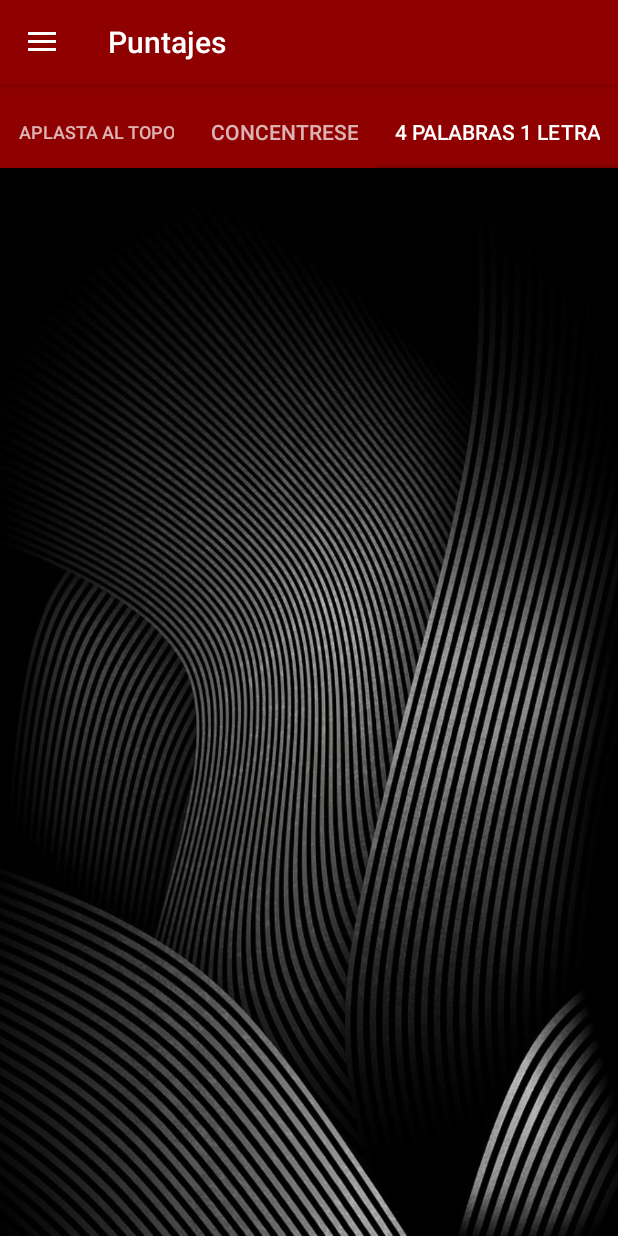
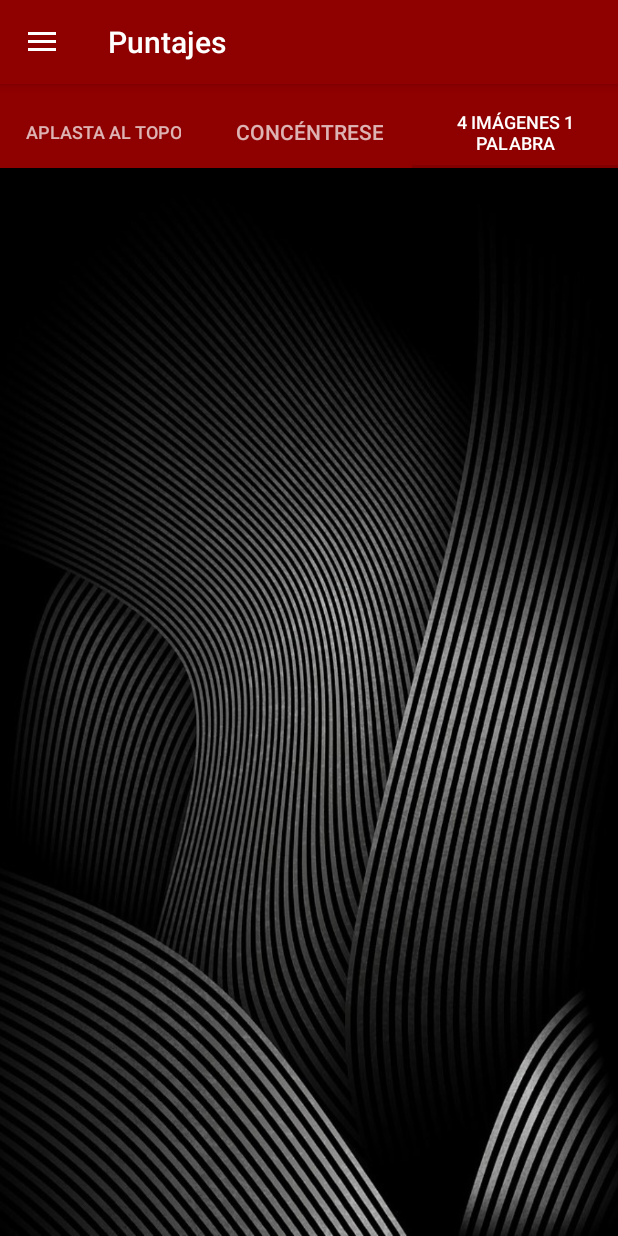
Before and after one commit to Nerd3punto0/Nerd_LAB-Version4.3, an Android app: the PuntajeActivity screen opened directly, with no data from a screen before it, tab 3 chosen, on a phone screen of 412 x 824 dp. Run offline under Robolectric (Android 15) with nearby library versions, the phone set to English and light mode, and no system bars; our stand-ins replace Firebase (no records; nobody signed in at launch, a user with empty details on screens opened directly).

Commit message:
Proyecto Final

```diff
--- a/app/src/main/java/com/jhonlopera/nerd30/CuatroImagenesActivity.java
+++ b/app/src/main/java/com/jhonlopera/nerd30/CuatroImagenesActivity.java
@@ -374,8 +374,6 @@ public class CuatroImagenesActivity extends AppCompatActivity implements   View.
         super.onRestart();
     }
 
-
-
     @Override
     public boolean onSupportNavigateUp() {
         onBackPressed();
--- a/app/src/main/java/com/jhonlopera/nerd30/PuntajeActivity.java
+++ b/app/src/main/java/com/jhonlopera/nerd30/PuntajeActivity.java
@@ -1,7 +1,5 @@
 package com.jhonlopera.nerd30;
 
-import android.content.Context;
-import android.content.SharedPreferences;
 import android.os.Bundle;
 import android.support.design.widget.NavigationView;
 import android.support.design.widget.TabLayout;
@@ -12,41 +10,19 @@ import android.support.v4.app.FragmentTransaction;
 import android.support.v4.view.ViewPager;
 import android.widget.FrameLayout;
 
-import com.google.firebase.database.DatabaseReference;
-import com.google.firebase.database.FirebaseDatabase;
-
 public class PuntajeActivity extends PrincipalActivity implements NavigationView.OnNavigationItemSelectedListener{
-
     private SectionsPagerAdapter mSectionsPagerAdapter;
     private ViewPager mViewPager;
     private FragmentManager fm;
     private FragmentTransaction ft;
-    Jugador jugador;
-    String usuario, contador;
-    FragmentTransaction ft2;
-    FragmentManager fm2;
-    boolean aux;
-    Bundle args1, args2, args3;
-    int valorfinal;
-    String jugadores [] = {"No hay jugador","No hay jugador","No hay jugador","No hay jugador","No hay jugador"};
-    String puntaje4img [] = {"0","0","0","0","0"};
-    String puntajecon [] = {"0","0","0","0","0"};
-    String puntajetp [] = {"0","0","0","0","0"};
-    DatabaseReference myRef;
-    FirebaseDatabase database;
     Fragment fragment, fragment2, fragment3;
 
     @Override
     protected void onCreate(Bundle savedInstanceState) {
         super.onCreate(savedInstanceState);
-        //setContentView(R.layout.activity_puntajes);
-        //setRequestedOrientation(ActivityInfo.SCREEN_ORIENTATION_PORTRAIT);
-        //this.supportRequestWindowFeature(Window.FEATURE_NO_TITLE);
         FrameLayout contentFrameLayout = (FrameLayout) findViewById(R.id.frameprincipal);
         getLayoutInflater().inflate(R.layout.activity_puntajes, contentFrameLayout);
         getSupportActionBar().setTitle("Puntajes");
-
-
         mSectionsPagerAdapter = new SectionsPagerAdapter(getSupportFragmentManager());
         mViewPager = (ViewPager) findViewById(R.id.container);
         mViewPager.setAdapter(mSectionsPagerAdapter);
@@ -56,23 +32,6 @@ public class PuntajeActivity extends PrincipalActivity implements NavigationView
         fm = getSupportFragmentManager();
         ft = fm.beginTransaction();
         ft.remove(fragment1).commit(); //se remueve el fragment que se inicia por defecto en el oncreate de principal
-
-
-        SharedPreferences preferencias;
-        SharedPreferences.Editor editor_preferencias;
-        preferencias=getSharedPreferences("Preferencias", Context.MODE_PRIVATE);
-        editor_preferencias=preferencias.edit();
-        usuario=preferencias.getString("usuario","No hay usuario");
-        database = FirebaseDatabase.getInstance();
-
-        //Pasar solo usuario a los fragments para leer de la base de datos de Firebase en cada uno de ellos
-        args1 = new Bundle();
-        args1.putString("usuario",usuario);
-        fm2=getSupportFragmentManager();
-        ft2=fm2.beginTransaction();
-        ft2.addToBackStack("usuario");
-        //
-
     }
 
     public class SectionsPagerAdapter extends FragmentPagerAdapter {
@@ -86,17 +45,12 @@ public class PuntajeActivity extends PrincipalActivity implements NavigationView
             switch (position){
                 case 0:
                     fragment = new CreditosTpFragment();
-                    fragment.setArguments(args1);
                     return fragment;
                 case 1:
                     fragment2 = new CreditosCtFragment();
-                    //fragment2.setArguments(args2);
-                    fragment2.setArguments(args1);
                     return fragment2;
                 case 2:
                     fragment3 = new CreditosCPULFragment();
-                    //fragment3.setArguments(args3);
-                    fragment3.setArguments(args1);
                     return fragment3;
                 default:return null;
             }
@@ -114,9 +68,9 @@ public class PuntajeActivity extends PrincipalActivity implements NavigationView
                 case 0:
                     return "Aplasta al topo";
                 case 1:
-                    return "Concentrese";
+                    return "Concéntrese";
                 case 2:
-                    return "4 palabras 1 letra";
+                    return "4 imágenes 1 palabra";
             }
             return null;
         }
--- a/app/src/main/java/com/jhonlopera/nerd30/SustoActivity.java
+++ b/app/src/main/java/com/jhonlopera/nerd30/SustoActivity.java
@@ -16,9 +16,7 @@ public class SustoActivity extends AppCompatActivity {
         this.supportRequestWindowFeature(Window.FEATURE_NO_TITLE);
         setContentView(R.layout.activity_susto);
         player = MediaPlayer.create(this, R.raw.grito);
-        //player.setLooping(true);
         player.start();
-
     }
 
     @Override
@@ -32,4 +30,10 @@ public class SustoActivity extends AppCompatActivity {
         player.stop();
         super.onPause();
     }
+
+    @Override
+    protected void onStop() {
+        player.stop();
+        super.onStop();
+    }
 }
--- a/app/src/main/res/layout/fragment_configuracion.xml
+++ b/app/src/main/res/layout/fragment_configuracion.xml
@@ -21,8 +21,7 @@
                 android:layout_width="240dp"
                 android:layout_height="240dp"
                 android:layout_marginBottom="15dp"
-                android:layout_marginTop="20dp"
-                android:background="@drawable/logoapp" />
+                android:layout_marginTop="20dp"/>
 
         </LinearLayout>
 
```
